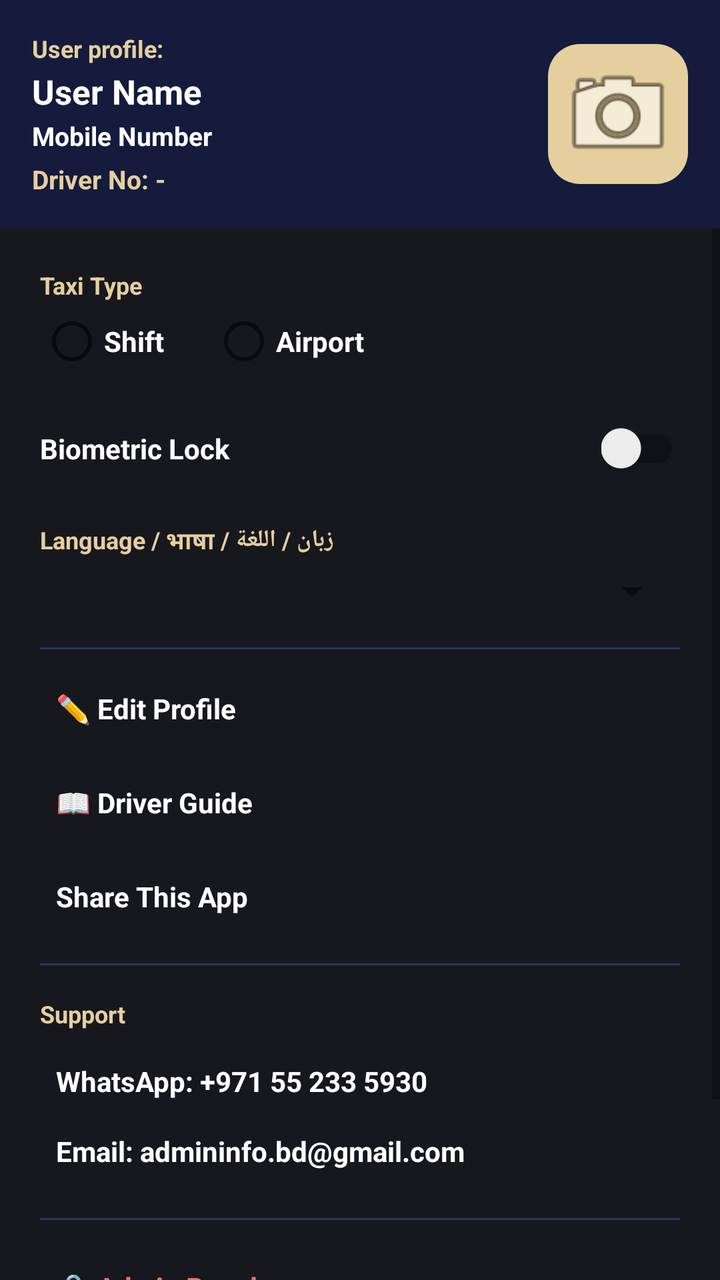
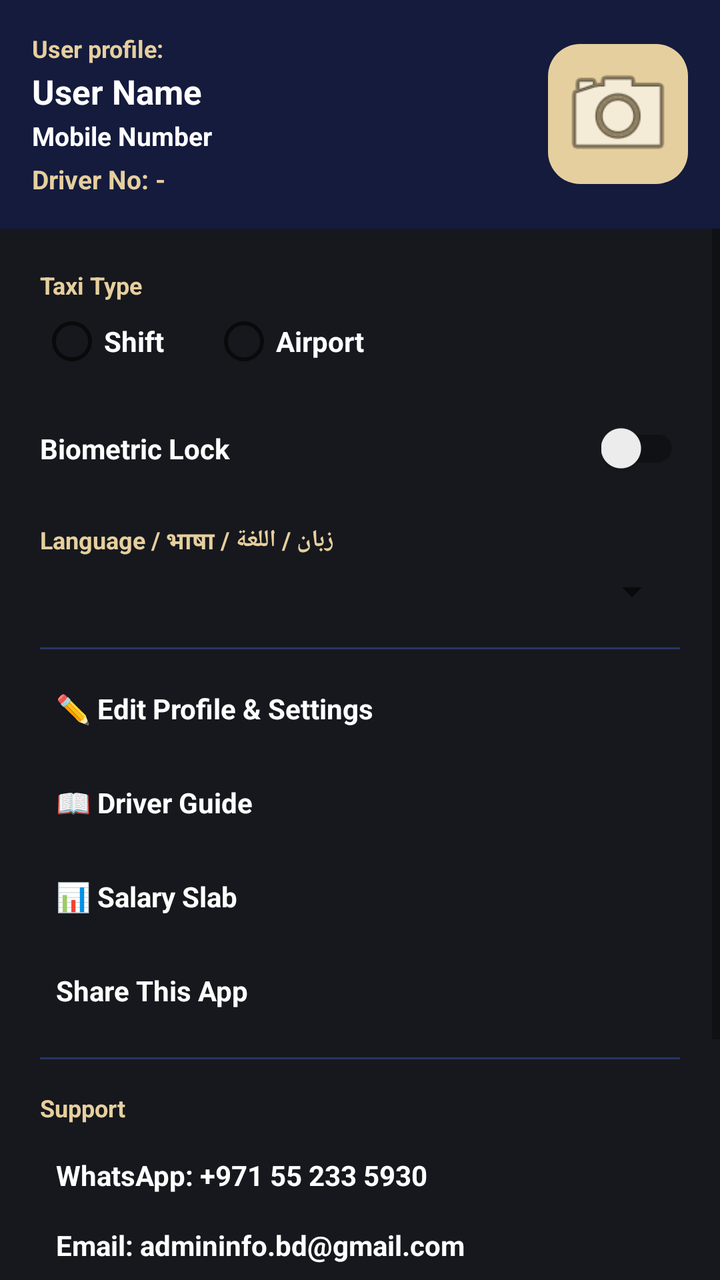

Two renders of the same Android screen: before a commit and after it. Below are the layout's source before the change and the commit's diff.
<!-- AndroidManifest.xml: application theme Theme.AppCompat.Light.NoActionBar -->
<!-- res/layout/nav_drawer_content.xml -->
<?xml version="1.0" encoding="utf-8"?>
<LinearLayout xmlns:android="http://schemas.android.com/apk/res/android"
    android:layout_width="match_parent"
    android:layout_height="match_parent"
    android:background="@color/ta_graphite"
    android:orientation="vertical">

    
    <LinearLayout
        android:layout_width="match_parent"
        android:layout_height="wrap_content"
        android:background="@color/ta_inky_blue"
        android:gravity="center_vertical"
        android:orientation="horizontal"
        android:padding="16dp">

        <LinearLayout
            android:layout_width="0dp"
            android:layout_height="wrap_content"
            android:layout_weight="1"
            android:orientation="vertical">

            <TextView
                android:layout_width="wrap_content"
                android:layout_height="wrap_content"
                android:text="User profile:"
                android:textColor="@color/ta_champagne"
                android:textSize="12sp"
                android:textStyle="bold" />

            <TextView
                android:id="@+id/tvDrawerName"
                android:layout_width="match_parent"
                android:layout_height="wrap_content"
                android:layout_marginTop="2dp"
                android:text="User Name"
                android:textColor="@color/ta_white"
                android:textSize="17sp"
                android:textStyle="bold" />

            <TextView
                android:id="@+id/tvDrawerMobile"
                android:layout_width="match_parent"
                android:layout_height="wrap_content"
                android:layout_marginTop="2dp"
                android:text="Mobile Number"
                android:textColor="@color/ta_white"
                android:textSize="13sp"
                android:textStyle="bold" />

            <TextView
                android:id="@+id/tvDrawerDriverNo"
                android:layout_width="match_parent"
                android:layout_height="wrap_content"
                android:layout_marginTop="4dp"
                android:text="Driver No: -"
                android:textColor="@color/ta_champagne"
                android:textSize="13sp"
                android:textStyle="bold" />
        </LinearLayout>

        
        <LinearLayout
            android:id="@+id/btnUploadProfilePic"
            android:layout_width="70dp"
            android:layout_height="70dp"
            android:background="@drawable/bg_iconbox_ta"
            android:gravity="center"
            android:orientation="vertical"
            android:padding="4dp">

            <ImageView
                android:id="@+id/ivProfilePic"
                android:layout_width="60dp"
                android:layout_height="60dp"
                android:contentDescription="Profile picture"
                android:scaleType="centerCrop"
                android:src="@android:drawable/ic_menu_camera" />
        </LinearLayout>
    </LinearLayout>

    <ScrollView
        android:layout_width="match_parent"
        android:layout_height="0dp"
        android:layout_weight="1">

        <LinearLayout
            android:layout_width="match_parent"
            android:layout_height="wrap_content"
            android:orientation="vertical"
            android:padding="20dp">

            <TextView
                android:layout_width="wrap_content"
                android:layout_height="wrap_content"
                android:text="Taxi Type"
                android:textColor="@color/ta_champagne"
                android:textSize="12sp"
                android:textStyle="bold" />

            <RadioGroup
                android:id="@+id/rgDrawerTaxiType"
                android:layout_width="match_parent"
                android:layout_height="wrap_content"
                android:layout_marginTop="4dp"
                android:layout_marginBottom="24dp"
                android:orientation="horizontal">

                <RadioButton
                    android:id="@+id/rbDrawerShiftTaxi"
                    android:layout_width="wrap_content"
                    android:layout_height="wrap_content"
                    android:text="Shift"
                    android:textColor="@color/ta_white"
                    android:textStyle="bold" />

                <RadioButton
                    android:id="@+id/rbDrawerAirportTaxi"
                    android:layout_width="wrap_content"
                    android:layout_height="wrap_content"
                    android:layout_marginStart="24dp"
                    android:text="Airport"
                    android:textColor="@color/ta_white"
                    android:textStyle="bold" />
            </RadioGroup>

            <LinearLayout
                android:layout_width="match_parent"
                android:layout_height="wrap_content"
                android:layout_marginBottom="24dp"
                android:gravity="center_vertical"
                android:orientation="horizontal">

                <TextView
                    android:layout_width="0dp"
                    android:layout_height="wrap_content"
                    android:layout_weight="1"
                    android:text="Biometric Lock"
                    android:textColor="@color/ta_white"
                    android:textSize="14sp"
                    android:textStyle="bold" />

                <androidx.appcompat.widget.SwitchCompat
                    android:id="@+id/switchBiometric"
                    android:layout_width="wrap_content"
                    android:layout_height="wrap_content" />
            </LinearLayout>

            <TextView
                android:layout_width="wrap_content"
                android:layout_height="wrap_content"
                android:layout_marginBottom="4dp"
                android:text="Language / भाषा / زبان / اللغة"
                android:textColor="@color/ta_champagne"
                android:textSize="12sp"
                android:textStyle="bold" />

            <Spinner
                android:id="@+id/spinnerLanguage"
                android:layout_width="match_parent"
                android:layout_height="wrap_content"
                android:layout_marginBottom="16dp" />

            <View
                android:layout_width="match_parent"
                android:layout_height="1dp"
                android:layout_marginBottom="12dp"
                android:background="@color/ta_inky_border" />

            <TextView
                android:id="@+id/btnEditProfile"
                android:layout_width="match_parent"
                android:layout_height="wrap_content"
                android:layout_marginBottom="12dp"
                android:padding="8dp"
                android:text="✏️ Edit Profile"
                android:textColor="@color/ta_white"
                android:textSize="14sp"
                android:textStyle="bold" />

            <TextView
                android:id="@+id/btnDriverGuide"
                android:layout_width="match_parent"
                android:layout_height="wrap_content"
                android:layout_marginBottom="12dp"
                android:padding="8dp"
                android:text="📖 Driver Guide"
                android:textColor="@color/ta_white"
                android:textSize="14sp"
                android:textStyle="bold" />

            <TextView
                android:id="@+id/btnShareApp"
                android:layout_width="match_parent"
                android:layout_height="wrap_content"
                android:layout_marginBottom="16dp"
                android:padding="8dp"
                android:text="Share This App"
                android:textColor="@color/ta_white"
                android:textSize="14sp"
                android:textStyle="bold" />

            <View
                android:layout_width="match_parent"
                android:layout_height="1dp"
                android:layout_marginBottom="16dp"
                android:background="@color/ta_inky_border" />

            <TextView
                android:layout_width="wrap_content"
                android:layout_height="wrap_content"
                android:text="Support"
                android:textColor="@color/ta_champagne"
                android:textSize="12sp"
                android:textStyle="bold" />

            <TextView
                android:id="@+id/btnWhatsAppSupport"
                android:layout_width="match_parent"
                android:layout_height="wrap_content"
                android:layout_marginTop="8dp"
                android:padding="8dp"
                android:text="WhatsApp: +971 55 233 5930"
                android:textColor="@color/ta_white"
                android:textSize="14sp"
                android:textStyle="bold" />

            <TextView
                android:id="@+id/btnEmailSupport"
                android:layout_width="match_parent"
                android:layout_height="wrap_content"
                android:padding="8dp"
                android:text="Email: admininfo.bd@gmail.com"
                android:textColor="@color/ta_white"
                android:textSize="14sp"
                android:textStyle="bold" />

            <View
                android:layout_width="match_parent"
                android:layout_height="1dp"
                android:layout_marginTop="16dp"
                android:layout_marginBottom="16dp"
                android:background="@color/ta_inky_border" />

            <TextView
                android:id="@+id/btnAdminPanel"
                android:layout_width="match_parent"
                android:layout_height="wrap_content"
                android:padding="8dp"
                android:text="🔒 Admin Panel"
                android:textColor="#FF6B6B"
                android:textSize="14sp"
                android:textStyle="bold" />

            <View
                android:layout_width="match_parent"
                android:layout_height="1dp"
                android:layout_marginTop="16dp"
                android:layout_marginBottom="16dp"
                android:background="@color/ta_inky_border" />

            <TextView
                android:id="@+id/btnLogout"
                android:layout_width="match_parent"
                android:layout_height="wrap_content"
                android:padding="8dp"
                android:text="🚪 Log Out"
                android:textColor="#FF6B6B"
                android:textSize="14sp"
                android:textStyle="bold" />

        </LinearLayout>
    </ScrollView>
</LinearLayout>
<!-- resources referenced by this layout -->
<resources>
  <color name="ta_champagne">#E6CF9E</color>
  <color name="ta_graphite">#16181D</color>
  <color name="ta_inky_blue">#141B3D</color>
  <color name="ta_inky_border">#2A3566</color>
  <color name="ta_white">#FFFFFF</color>
  <!-- drawable bg_iconbox_ta (drawable) -->
  <?xml version="1.0" encoding="utf-8"?>
  <shape xmlns:android="http://schemas.android.com/apk/res/android" android:shape="rectangle">
      <solid android:color="@color/ta_champagne" />
      <corners android:radius="16dp" />
  </shape>
</resources>

<!-- the commit's change to res/layout/nav_drawer_content.xml (unified diff, before → after) -->
@@ -173,7 +173,7 @@
                 android:layout_height="wrap_content"
                 android:layout_marginBottom="12dp"
                 android:padding="8dp"
-                android:text="✏️ Edit Profile"
+                android:text="✏️ Edit Profile &amp; Settings"
                 android:textColor="@color/ta_white"
                 android:textSize="14sp"
                 android:textStyle="bold" />
@@ -185,6 +185,17 @@
                 android:layout_marginBottom="12dp"
                 android:padding="8dp"
                 android:text="📖 Driver Guide"
+                android:textColor="@color/ta_white"
+                android:textSize="14sp"
+                android:textStyle="bold" />
+
+            <TextView
+                android:id="@+id/btnSalarySlab"
+                android:layout_width="match_parent"
+                android:layout_height="wrap_content"
+                android:layout_marginBottom="12dp"
+                android:padding="8dp"
+                android:text="📊 Salary Slab"
                 android:textColor="@color/ta_white"
                 android:textSize="14sp"
                 android:textStyle="bold" />
